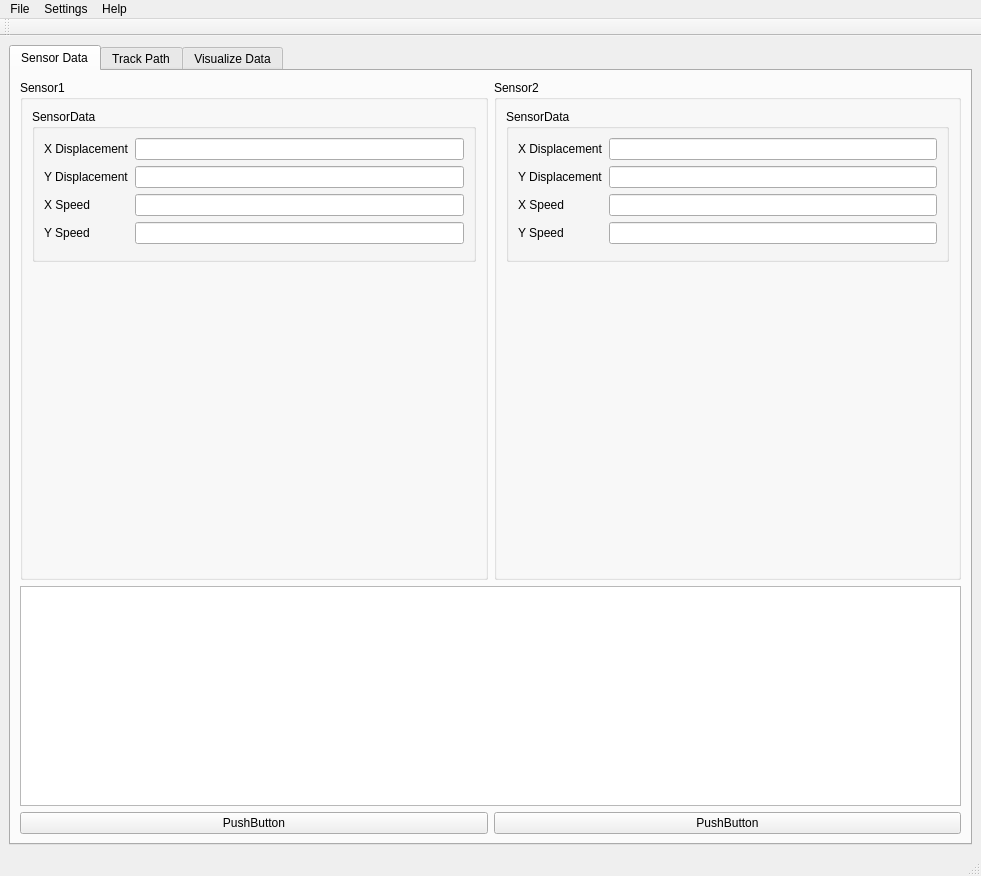
Before: the Qt Designer form src/nxt_qt/ui/mousemonitor_window.ui in Smart-Minotaur/nxt_minotaur, drawn with Qt 5.
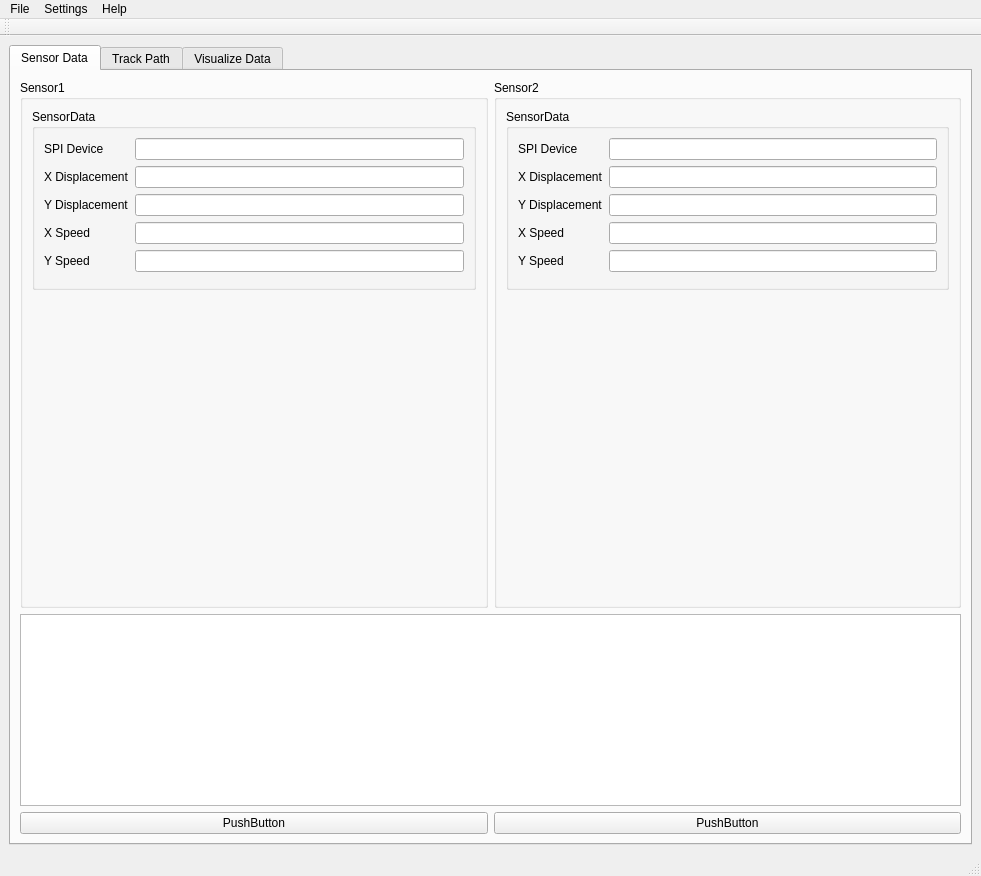
After: the same form once the commit is applied.

What changed in the file:
```diff
--- a/src/nxt_qt/ui/mousemonitor_window.ui
+++ b/src/nxt_qt/ui/mousemonitor_window.ui
@@ -51,49 +51,59 @@
                 <property name="fieldGrowthPolicy">
                  <enum>QFormLayout::AllNonFixedFieldsGrow</enum>
                 </property>
-                <item row="1" column="1">
+                <item row="2" column="1">
                  <widget class="QLineEdit" name="x_disp1"/>
                 </item>
-                <item row="3" column="1">
+                <item row="4" column="1">
                  <widget class="QLineEdit" name="x_speed1"/>
                 </item>
-                <item row="4" column="1">
+                <item row="5" column="1">
                  <widget class="QLineEdit" name="y_speed1"/>
                 </item>
-                <item row="5" column="0">
+                <item row="6" column="0">
                  <layout class="QFormLayout" name="formLayout"/>
                 </item>
-                <item row="1" column="0">
+                <item row="2" column="0">
                  <widget class="QLabel" name="label">
                   <property name="text">
                    <string>X Displacement</string>
                   </property>
                  </widget>
                 </item>
-                <item row="2" column="0">
+                <item row="3" column="0">
                  <widget class="QLabel" name="label_2">
                   <property name="text">
                    <string>Y Displacement</string>
                   </property>
                  </widget>
                 </item>
-                <item row="3" column="0">
+                <item row="4" column="0">
                  <widget class="QLabel" name="label_3">
                   <property name="text">
                    <string>X Speed</string>
                   </property>
                  </widget>
                 </item>
-                <item row="4" column="0">
+                <item row="5" column="0">
                  <widget class="QLabel" name="label_4">
                   <property name="text">
                    <string>Y Speed</string>
                   </property>
                  </widget>
                 </item>
-                <item row="2" column="1">
+                <item row="3" column="1">
                  <widget class="QLineEdit" name="y_disp1"/>
                 </item>
+                <item row="1" column="1">
+                 <widget class="QLineEdit" name="name1"/>
+                </item>
+                <item row="1" column="0">
+                 <widget class="QLabel" name="label_9">
+                  <property name="text">
+                   <string>SPI Device</string>
+                  </property>
+                 </widget>
+                </item>
                </layout>
               </widget>
              </item>
@@ -130,49 +140,59 @@
                 <string>SensorData</string>
                </property>
                <layout class="QFormLayout" name="formLayout_4">
-                <item row="4" column="0">
+                <item row="5" column="0">
                  <layout class="QFormLayout" name="formLayout_3"/>
                 </item>
-                <item row="1" column="1">
+                <item row="2" column="1">
                  <widget class="QLineEdit" name="y_disp2"/>
                 </item>
-                <item row="2" column="1">
+                <item row="3" column="1">
                  <widget class="QLineEdit" name="x_speed2"/>
                 </item>
-                <item row="3" column="1">
+                <item row="4" column="1">
                  <widget class="QLineEdit" name="y_speed2"/>
                 </item>
-                <item row="0" column="1">
+                <item row="1" column="1">
                  <widget class="QLineEdit" name="x_disp2"/>
                 </item>
-                <item row="0" column="0">
+                <item row="1" column="0">
                  <widget class="QLabel" name="label_5">
                   <property name="text">
                    <string>X Displacement</string>
                   </property>
                  </widget>
                 </item>
-                <item row="1" column="0">
+                <item row="2" column="0">
                  <widget class="QLabel" name="label_6">
                   <property name="text">
                    <string>Y Displacement</string>
                   </property>
                  </widget>
                 </item>
-                <item row="2" column="0">
+                <item row="3" column="0">
                  <widget class="QLabel" name="label_7">
                   <property name="text">
                    <string>X Speed</string>
                   </property>
                  </widget>
                 </item>
-                <item row="3" column="0">
+                <item row="4" column="0">
                  <widget class="QLabel" name="label_8">
                   <property name="text">
                    <string>Y Speed</string>
                   </property>
                  </widget>
                 </item>
+                <item row="0" column="1">
+                 <widget class="QLineEdit" name="name2"/>
+                </item>
+                <item row="0" column="0">
+                 <widget class="QLabel" name="label_10">
+                  <property name="text">
+                   <string>SPI Device</string>
+                  </property>
+                 </widget>
+                </item>
                </layout>
               </widget>
              </item>
```
